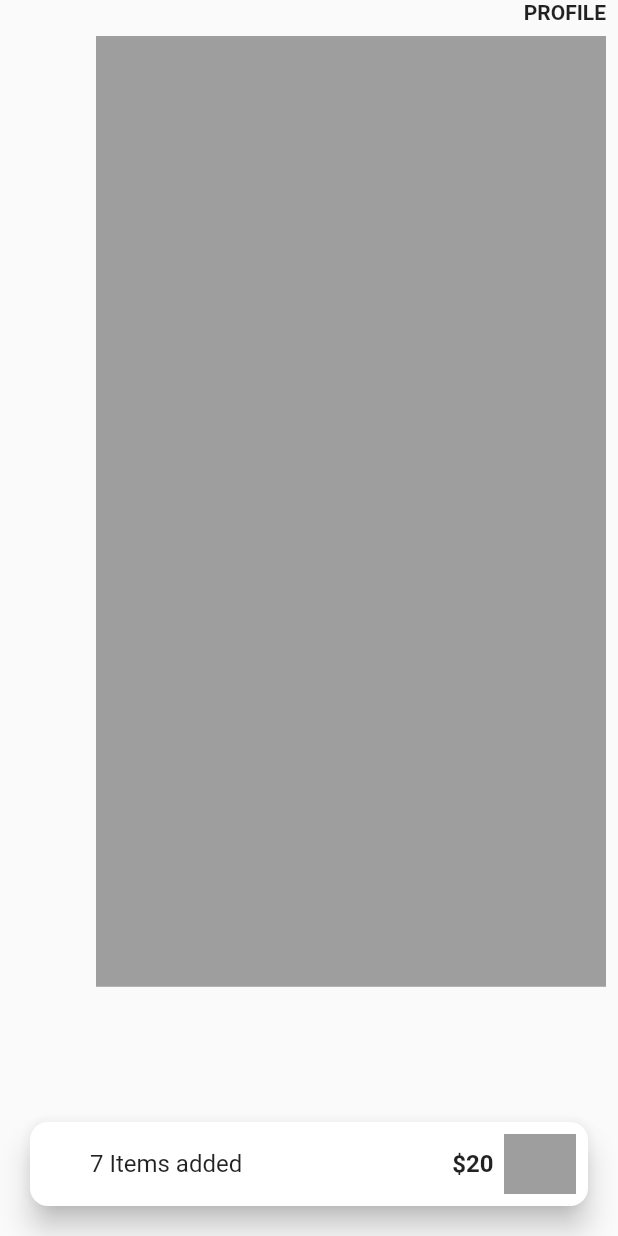
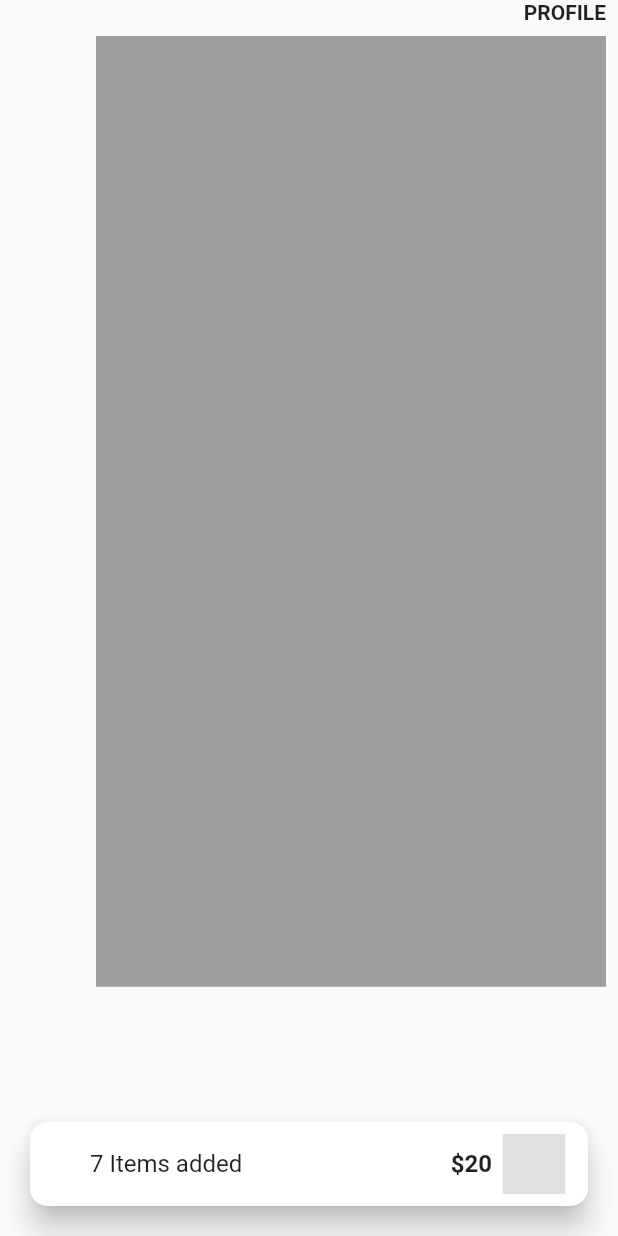
Before and after one commit to JAICHANGPARK/flutter_notebook_11th_story, a Flutter app: the screen it shows after launch, on a phone screen of 412 x 824 dp. Run offline on Flutter 3.47's test engine with Material 2 defaults, Android fonts, the phone set to English and light mode, and no system bars; our stand-ins replace backdrop, badges, flutter_inner_drawer, flutter_slidable, flutter_swiper, google_fonts.

Commit message:
Update food_bill_home_page.dart

```diff
--- a/lib/ep714_food_bill_app/ui/food_bill_home_page.dart
+++ b/lib/ep714_food_bill_app/ui/food_bill_home_page.dart
@@ -79,13 +79,14 @@ class _FoodBillHomePageState extends State<FoodBillHomePage> {
                           ),),
                           SizedBox(width: 7,),
                           Container(
-                            height: 48,
-                            width: 48,
+                            height: 42,
+                            width: 42,
 
                             decoration: BoxDecoration(
-                              color: Colors.grey
+                              color: Colors.grey[300]
                             ),
                           ),
+                          SizedBox(width: 7,),
                         ],
                       ),
                     ),
```
